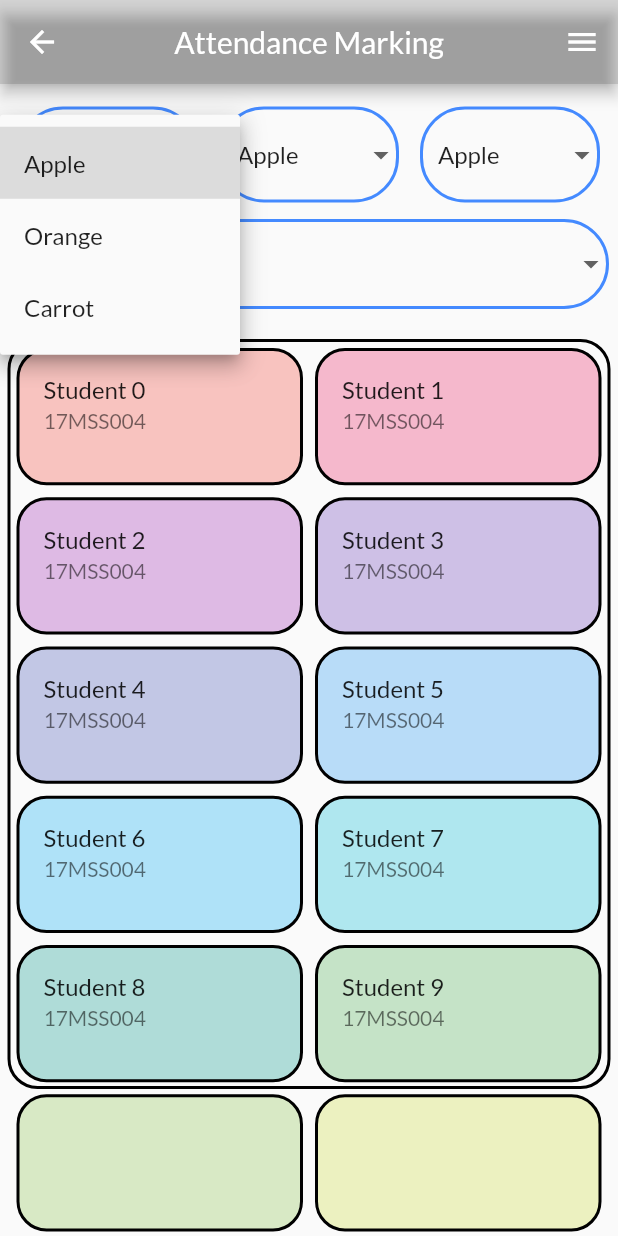
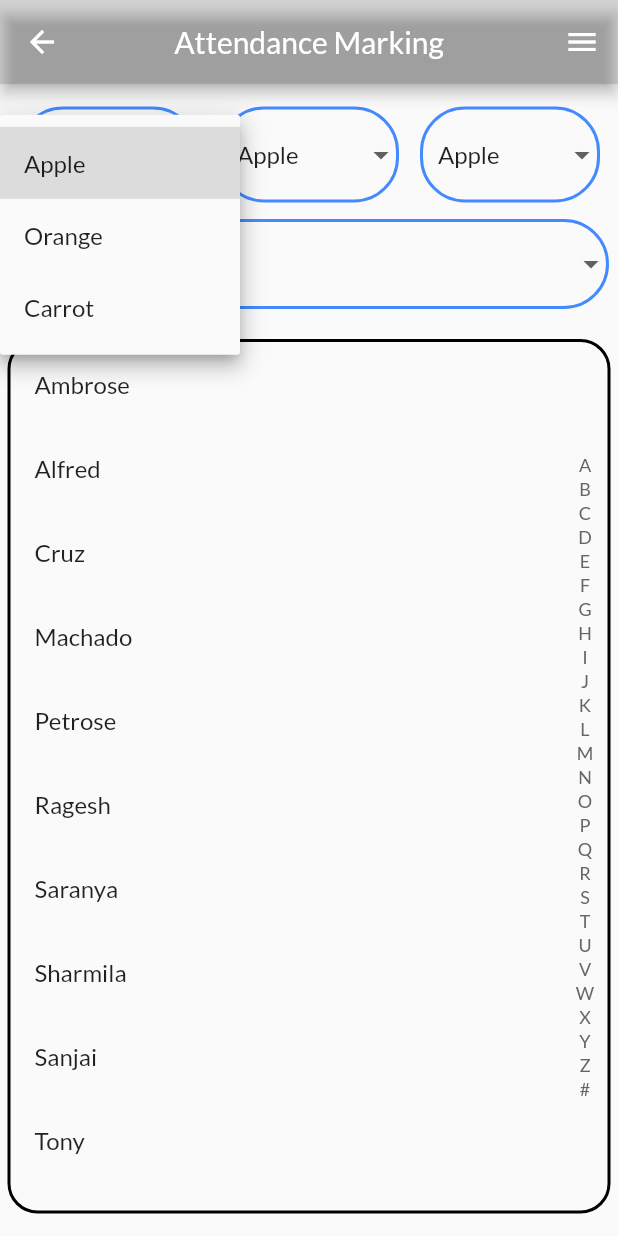
Before and after one commit to cruzmac/studentapp, a Flutter app: the AttendanceMarkingPage screen opened by its route, after a tap on "Apple", on a phone screen of 412 x 824 dp. Run offline on Flutter 3.47's test engine with Material 2 defaults, Android fonts, the phone set to English and light mode, and no system bars; drawn by our look-alikes of azlistview; our stand-ins replace cloud_firestore, device_info_plus, firebase_auth, firebase_core, google_fonts, google_sign_in and 3 more; missing offline and left inert: dart:ffi; accounts and stored records are empty; network calls fail.

Commit message:
attendance commit 4
4 04
14 12 22

```diff
--- /dev/null
+++ b/aug_prj/lib/design/azlistview_design.dart
@@ -0,0 +1,57 @@
+import 'package:azlistview/azlistview.dart';
+import 'package:flutter/material.dart';
+
+class AZItem extends ISuspensionBean {
+  final String title;
+  final String tag;
+
+  AZItem({required this.title, required this.tag});
+
+  @override
+  String getSuspensionTag() => tag;
+}
+
+class AtozListview extends StatefulWidget {
+  const AtozListview({Key? key, required this.items}) : super(key: key);
+  final List<String> items;
+
+  @override
+  State<AtozListview> createState() => _AtozListviewState();
+}
+
+class _AtozListviewState extends State<AtozListview> {
+  List<AZItem> items = [];
+  @override
+  void initState() {
+    super.initState();
+    initList(widget.items);
+  }
+
+  void initList(List<String> items) {
+    this.items = items
+        .map((item) => AZItem(title: item, tag: item[0].toUpperCase()))
+        .toList();
+
+    SuspensionUtil.sortListBySuspensionTag(this.items);
+    setState(() {});
+  }
+
+  @override
+  Widget build(BuildContext context) {
+    Widget buildListItem(AZItem item) {
+      return ListTile(
+        title: Text(item.title),
+        // onTap: () =>widget.OnClickedItem(item.title),
+      );
+    }
+
+    return AzListView(
+      data: items,
+      itemCount: items.length,
+      itemBuilder: ((context, index) {
+        final item = items[index];
+        return buildListItem(item);
+      }),
+    );
+  }
+}
--- a/aug_prj/lib/screens/attendance_marking.dart
+++ b/aug_prj/lib/screens/attendance_marking.dart
@@ -1,5 +1,6 @@
+import 'package:aug_prj/design/azlistview_design.dart';
 import 'package:flutter/material.dart';
-import '../design/ListTile_attendance.dart';
+import '../design/listTile_attendance.dart';
 import '../design/dropdownbox.dart';
 import '../design/end_drawer.dart';
 
@@ -52,18 +53,34 @@ class _AttendanceMarkingPageState extends State<AttendanceMarkingPage> {
             const SizedBox(
               height: 20,
             ),
-            Container(
-              height: 500,
-              decoration: BoxDecoration(
-                  border: Border.all(width: 2),
-                  borderRadius: BorderRadius.circular(20)),
-              child: GridView.builder(
-                itemCount: 100,
-                itemBuilder: (context, index) => ItemTile(index),
-                gridDelegate: const SliverGridDelegateWithFixedCrossAxisCount(
-                  crossAxisCount: 2,
-                  childAspectRatio: 2,
-                ),
+            Expanded(
+              child: Container(
+                height: 500,
+                decoration: BoxDecoration(
+                    border: Border.all(width: 2),
+                    borderRadius: BorderRadius.circular(20)),
+                    child: AtozListview(items: [
+                      'Ambrose',
+                      'Machado',
+                      'Cruz',
+                      'Alfred',
+                      'Saranya',
+                      'Sharmila',
+                      'Sanjai',
+                      'Ragesh',
+                      'Tony',
+                      'Troy',
+                      'Petrose'
+                    ]),
+                // child: GridView.builder(
+                //   shrinkWrap: true,
+                //   itemCount: 100,
+                //   itemBuilder: (context, index) => ItemTile(index),
+                //   gridDelegate: const SliverGridDelegateWithFixedCrossAxisCount(
+                //     crossAxisCount: 2,
+                //     childAspectRatio: 2,
+                //   ),
+                // ),
               ),
             ),
           ],
--- a/aug_prj/pubspec.yaml
+++ b/aug_prj/pubspec.yaml
@@ -43,6 +43,7 @@ dependencies:
   cloud_firestore: ^4.0.3
   package_info_plus: ^3.0.1
   device_info_plus: ^8.0.0
+  azlistview: ^2.0.0
 
 
 dev_dependencies:
```
Also changed, not shown: aug_prj/pubspec.lock.
